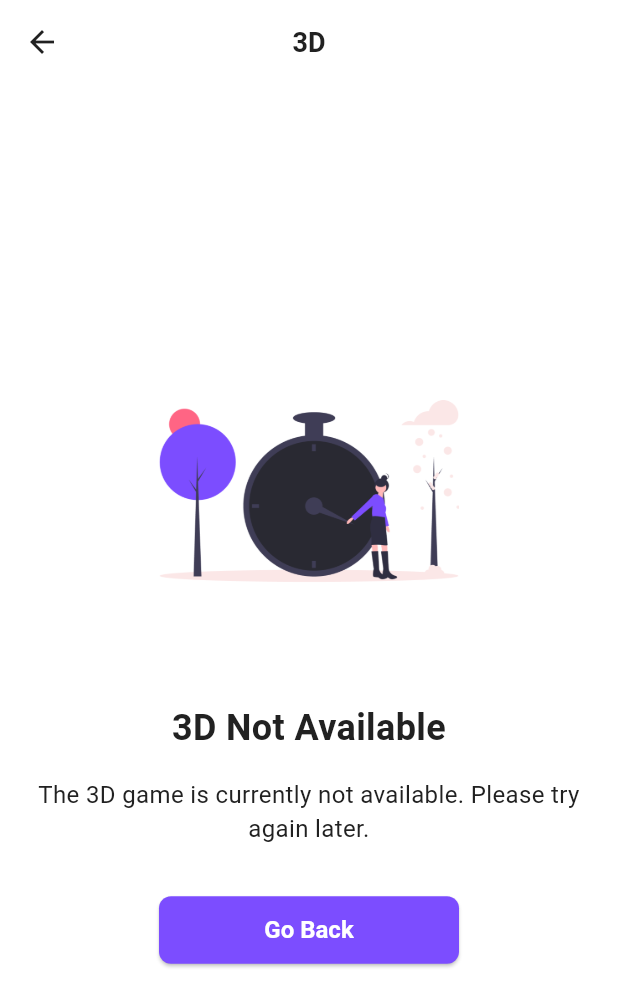
After one commit to sithu-aung/one_x, a Flutter app: the ThreeDNotAvailableScreen screen opened directly, on a phone screen of 412 x 824 dp. The commit adds this screen. Shown: the top 1007 px of the screen. Run offline on Flutter 3.47's test engine with Material 3 defaults, Android fonts, the phone set to English and light mode, and no system bars; our stand-ins replace flutter_riverpod, flutter_screenutil, flutter_secure_storage, flutter_svg, material_symbols_icons, permission_handler and 1 more; accounts and stored records are empty.

Commit message:
Not available

```diff
--- /dev/null
+++ b/lib/features/bet/presentation/screens/three_d_not_available_screen.dart
@@ -0,0 +1,79 @@
+import 'package:flutter/material.dart';
+import 'package:one_x/core/theme/app_theme.dart';
+
+class ThreeDNotAvailableScreen extends StatelessWidget {
+  final String? information;
+
+  const ThreeDNotAvailableScreen({super.key, this.information});
+
+  @override
+  Widget build(BuildContext context) {
+    return Scaffold(
+      backgroundColor: AppTheme.backgroundColor,
+      appBar: AppBar(
+        backgroundColor: AppTheme.backgroundColor,
+        title: Text('3D', style: TextStyle(color: AppTheme.textColor)),
+        leading: IconButton(
+          icon: Icon(Icons.arrow_back, color: AppTheme.textColor),
+          onPressed: () => Navigator.pop(context),
+        ),
+      ),
+      body: Center(
+        child: Padding(
+          padding: const EdgeInsets.all(24.0),
+          child: Column(
+            mainAxisAlignment: MainAxisAlignment.center,
+            children: [
+              Image.asset(
+                'assets/images/closed_session.png',
+                width: 200,
+                height: 200,
+                fit: BoxFit.contain,
+              ),
+              const SizedBox(height: 32),
+              Text(
+                '3D Not Available',
+                style: TextStyle(
+                  color: AppTheme.textColor,
+                  fontSize: 24,
+                  fontWeight: FontWeight.bold,
+                ),
+                textAlign: TextAlign.center,
+              ),
+              const SizedBox(height: 16),
+              Text(
+                information ??
+                    'The 3D game is currently not available. Please try again later.',
+                style: TextStyle(color: AppTheme.textColor, fontSize: 16),
+                textAlign: TextAlign.center,
+              ),
+              const SizedBox(height: 32),
+              ElevatedButton(
+                onPressed: () => Navigator.pop(context),
+                style: ElevatedButton.styleFrom(
+                  backgroundColor: AppTheme.primaryColor,
+                  minimumSize: const Size(200, 45),
+                  padding: const EdgeInsets.symmetric(
+                    vertical: 12,
+                    horizontal: 24,
+                  ),
+                  shape: RoundedRectangleBorder(
+                    borderRadius: BorderRadius.circular(8),
+                  ),
+                ),
+                child: const Text(
+                  'Go Back',
+                  style: TextStyle(
+                    color: Colors.white,
+                    fontSize: 16,
+                    fontWeight: FontWeight.bold,
+                  ),
+                ),
+              ),
+            ],
+          ),
+        ),
+      ),
+    );
+  }
+}
```
Also changed, not shown: lib/features/bet/presentation/screens/three_d_screen.dart (+9 -28 lines).
